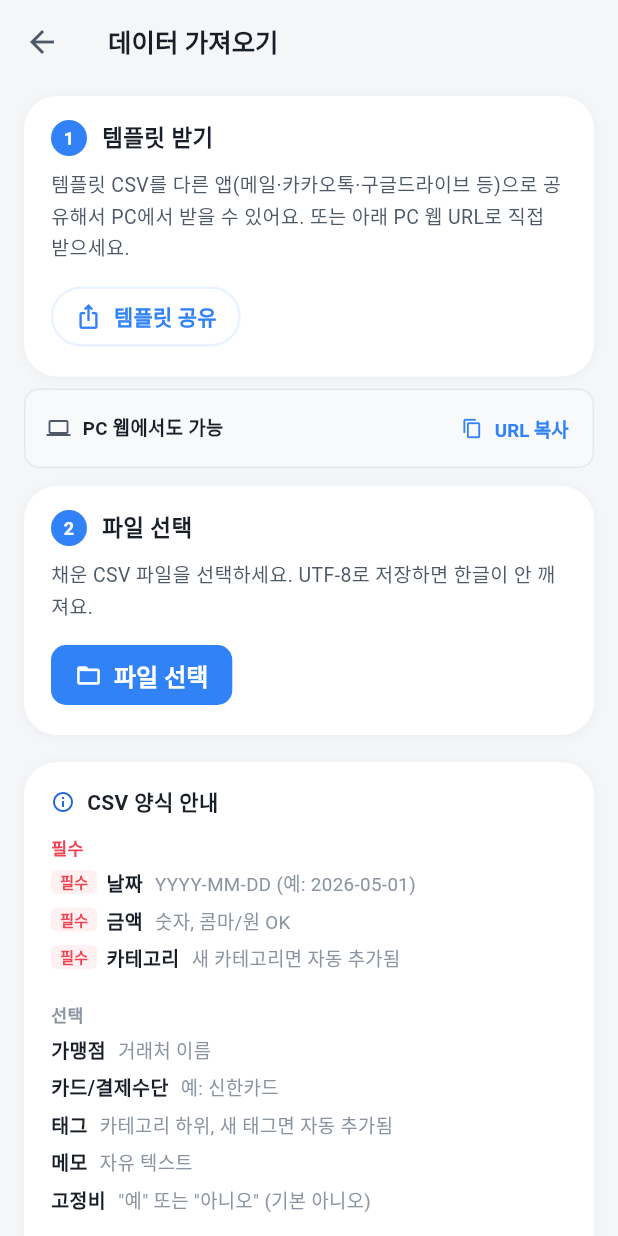
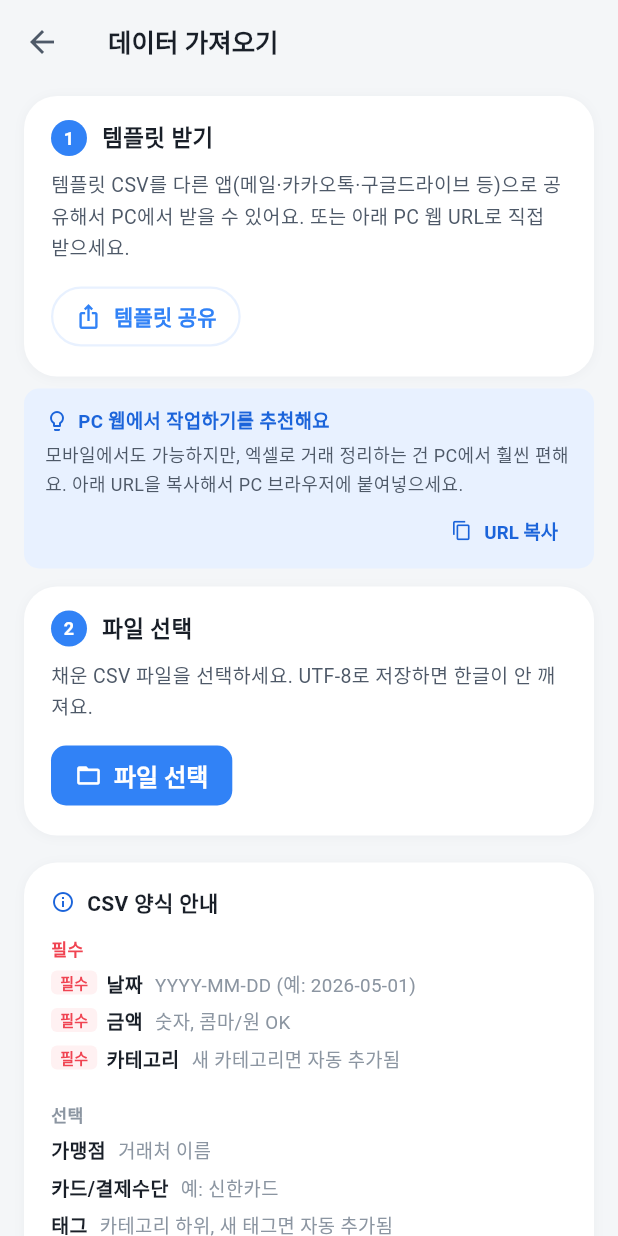
Before and after one commit to Returnmakdo/billionaire, a Flutter app: the ImportScreen screen opened by its route, on a phone screen of 412 x 824 dp. Run offline on Flutter 3.47's test engine with Material 3 defaults, Android fonts, the phone set to English and light mode, and no system bars; our stand-ins replace file_picker, fl_chart, flutter_markdown, flutter_svg, go_router, share_plus and 1 more; missing offline and left inert: dart:html, dart:js_util, markdown; accounts and stored records are empty; Roboto replaces fonts that are missing (Pretendard); statements that could not run were skipped.

Commit message:
Polish: 모바일/PC 분기 + PC 권유 톤 + 도움말 가이드 + 온보딩 닫기 history 정리

```diff
--- a/lib/screens/help_screen.dart
+++ b/lib/screens/help_screen.dart
@@ -154,10 +154,21 @@ class HelpScreen extends StatelessWidget {
             ),
             const _GuideCard(
               icon: Icons.help_outline,
+              title: '다른 가계부에서 데이터 옮기고 싶어요',
+              points: [
+                '설정 → 데이터 가져오기에서 템플릿 CSV 다운로드',
+                '엑셀에서 열어 카드사 명세서 데이터를 양식대로 정리',
+                'UTF-8 CSV로 저장 후 다시 가져오기 → 파일 선택',
+                '새 카테고리/태그가 있으면 자동으로 추가됨',
+              ],
+            ),
+            const _GuideCard(
+              icon: Icons.help_outline,
               title: 'CSV로 백업하고 싶어요',
               points: [
                 '설정 → CSV 내보내기에서 모든 거래 다운로드',
                 '엑셀/구글 시트에서 바로 열림',
+                '같은 양식이라 데이터 가져오기로 다시 import 가능',
               ],
             ),
             const _GuideCard(
--- a/lib/screens/import_screen.dart
+++ b/lib/screens/import_screen.dart
@@ -1,7 +1,6 @@
 import 'dart:convert';
 
 import 'package:file_picker/file_picker.dart';
-import 'package:flutter/foundation.dart' show kIsWeb;
 import 'package:flutter/material.dart';
 import 'package:flutter/services.dart' show Clipboard, ClipboardData;
 import 'package:go_router/go_router.dart';
@@ -11,6 +10,8 @@ import '../api/models.dart';
 import '../theme.dart';
 import '../utils/csv_download_stub.dart'
     if (dart.library.html) '../utils/csv_download_web.dart';
+import '../utils/is_mobile_stub.dart'
+    if (dart.library.html) '../utils/is_mobile_web.dart';
 import '../utils/nav_back.dart';
 import '../widgets/common.dart';
 import '../widgets/format.dart';
@@ -269,16 +270,16 @@ class _ImportScreenState extends State<ImportScreen> {
             _stepCard(
               step: '1',
               title: '템플릿 받기',
-              body: kIsWeb
+              body: !isMobileEnv()
                   ? '빈 양식 + 예시가 들어있는 CSV 파일을 받으세요. 엑셀에서 열어 거래 내역을 채우면 돼요.'
                   : '템플릿 CSV를 다른 앱(메일·카카오톡·구글드라이브 등)으로 공유해서 PC에서 받을 수 있어요. 또는 아래 PC 웹 URL로 직접 받으세요.',
               action: OutlinedButton.icon(
                 onPressed: _downloadTemplate,
                 icon: Icon(
-                  kIsWeb ? Icons.download : Icons.ios_share,
+                  !isMobileEnv() ? Icons.download : Icons.ios_share,
                   size: 18,
                 ),
-                label: Text(kIsWeb ? '템플릿 받기' : '템플릿 공유'),
+                label: Text(!isMobileEnv() ? '템플릿 받기' : '템플릿 공유'),
                 style: OutlinedButton.styleFrom(
                   foregroundColor: AppColors.primary,
                   side: const BorderSide(
@@ -288,7 +289,7 @@ class _ImportScreenState extends State<ImportScreen> {
                 ),
               ),
             ),
-            if (!kIsWeb) ...[
+            if (isMobileEnv()) ...[
               const SizedBox(height: 8),
               _webUrlCard(),
             ],
@@ -519,39 +520,55 @@ class _ImportScreenState extends State<ImportScreen> {
 
   Widget _webUrlCard() {
     return Container(
-      padding: const EdgeInsets.fromLTRB(14, 12, 8, 12),
+      padding: const EdgeInsets.fromLTRB(14, 12, 14, 12),
       decoration: BoxDecoration(
-        color: AppColors.surface2,
+        color: AppColors.primaryWeak,
         borderRadius: BorderRadius.circular(AppRadius.sm),
-        border: Border.all(color: AppColors.line),
       ),
-      child: Row(
+      child: Column(
+        crossAxisAlignment: CrossAxisAlignment.start,
         children: [
-          const Icon(Icons.computer, size: 16, color: AppColors.text2),
-          const SizedBox(width: 8),
-          const Expanded(
-            child: Text(
-              'PC 웹에서도 가능',
+          Row(
+            children: const [
+              Icon(Icons.lightbulb_outline,
+                  size: 16, color: AppColors.primaryStrong),
+              SizedBox(width: 6),
+              Text(
+                'PC 웹에서 작업하기를 추천해요',
                 style: TextStyle(
                   fontSize: 12.5,
-                fontWeight: FontWeight.w600,
-                color: AppColors.text,
+                  fontWeight: FontWeight.w700,
+                  color: AppColors.primaryStrong,
                 ),
               ),
+            ],
           ),
-          TextButton.icon(
+          const SizedBox(height: 4),
+          const Text(
+            '모바일에서도 가능하지만, 엑셀로 거래 정리하는 건 PC에서 훨씬 편해요. 아래 URL을 복사해서 PC 브라우저에 붙여넣으세요.',
+            style: TextStyle(
+              fontSize: 12,
+              color: AppColors.text2,
+              height: 1.5,
+            ),
+          ),
+          const SizedBox(height: 8),
+          Align(
+            alignment: Alignment.centerRight,
+            child: TextButton.icon(
               onPressed: _copyWebUrl,
               icon: const Icon(Icons.content_copy, size: 14),
               label: const Text('URL 복사'),
               style: TextButton.styleFrom(
-              foregroundColor: AppColors.primary,
+                foregroundColor: AppColors.primaryStrong,
                 padding:
-                  const EdgeInsets.symmetric(horizontal: 8, vertical: 4),
+                    const EdgeInsets.symmetric(horizontal: 10, vertical: 4),
                 minimumSize: Size.zero,
                 tapTargetSize: MaterialTapTargetSize.shrinkWrap,
                 textStyle: const TextStyle(
                   fontSize: 12.5,
-                fontWeight: FontWeight.w600,
+                  fontWeight: FontWeight.w700,
+                ),
               ),
             ),
           ),
--- a/lib/screens/onboarding_screen.dart
+++ b/lib/screens/onboarding_screen.dart
@@ -4,6 +4,7 @@ import 'package:go_router/go_router.dart';
 
 import '../auth.dart';
 import '../theme.dart';
+import '../utils/nav_back.dart';
 
 /// 첫 로그인 시 4장 PageView로 핵심 기능 소개. 한 번 본 후
 /// user_metadata.onboarding_seen=true 저장 → 다음부터 표시 안 됨.
@@ -59,7 +60,9 @@ class _OnboardingScreenState extends State<OnboardingScreen> {
     }
     if (!mounted) return;
     if (widget.fromHelp) {
-      context.go('/settings/help');
+      // 도움말에서 진입한 경우: history.back()으로 onboarding entry 정리.
+      // (go로 이동하면 history에 새 entry 쌓여 도움말 뒤로가기가 다시 onboarding으로 감)
+      goBackOr(context, '/settings/help');
     } else {
       context.go('/dashboard');
     }
--- /dev/null
+++ b/lib/utils/is_mobile_stub.dart
@@ -0,0 +1,3 @@
+/// 모바일 native(Android/iOS): 항상 true.
+/// (Windows desktop native 등 비-모바일 native는 빌드 안 하므로 무시)
+bool isMobileEnv() => true;
--- /dev/null
+++ b/lib/utils/is_mobile_web.dart
@@ -0,0 +1,14 @@
+// ignore: avoid_web_libraries_in_flutter, deprecated_member_use
+import 'dart:html' as html;
+
+/// 모바일 브라우저 (Android Chrome, iOS Safari 등)면 true.
+/// PC 데스크톱 브라우저는 false → 모바일 웹과 모바일 앱은 같은 UX,
+/// PC만 다른 UX(직접 다운로드)로 분기하는 데 씀.
+bool isMobileEnv() {
+  final ua = html.window.navigator.userAgent.toLowerCase();
+  return ua.contains('mobile') ||
+      ua.contains('android') ||
+      ua.contains('iphone') ||
+      ua.contains('ipad') ||
+      ua.contains('ipod');
+}
```
Lines whose indentation alone changed are shown as unchanged.
